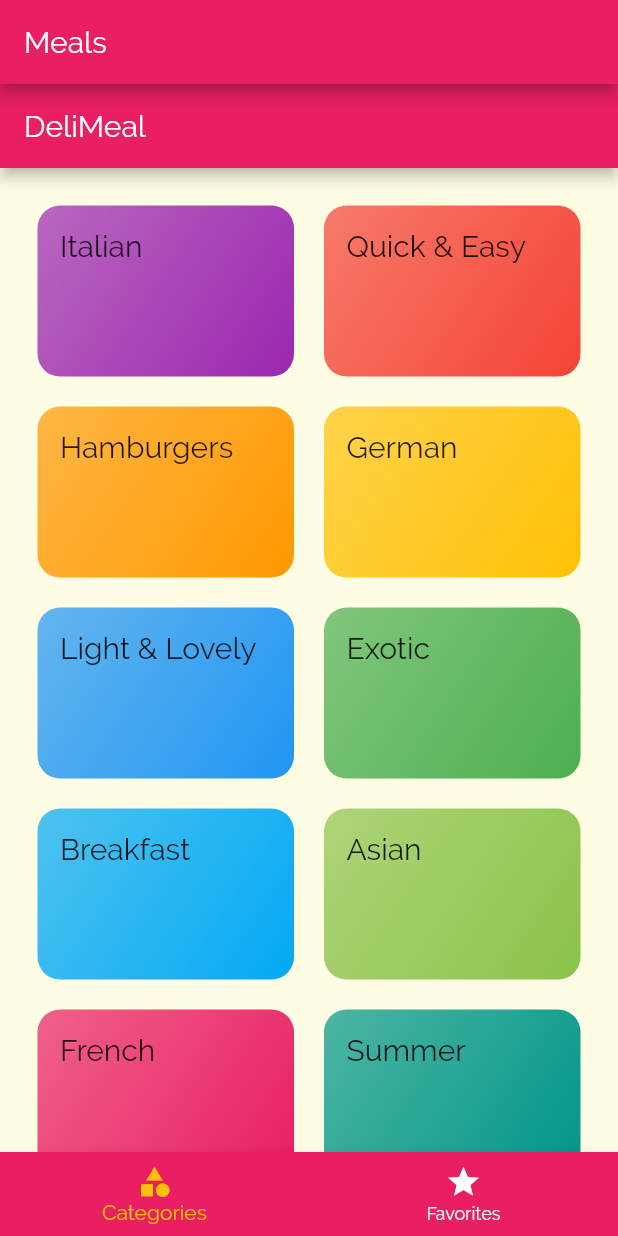
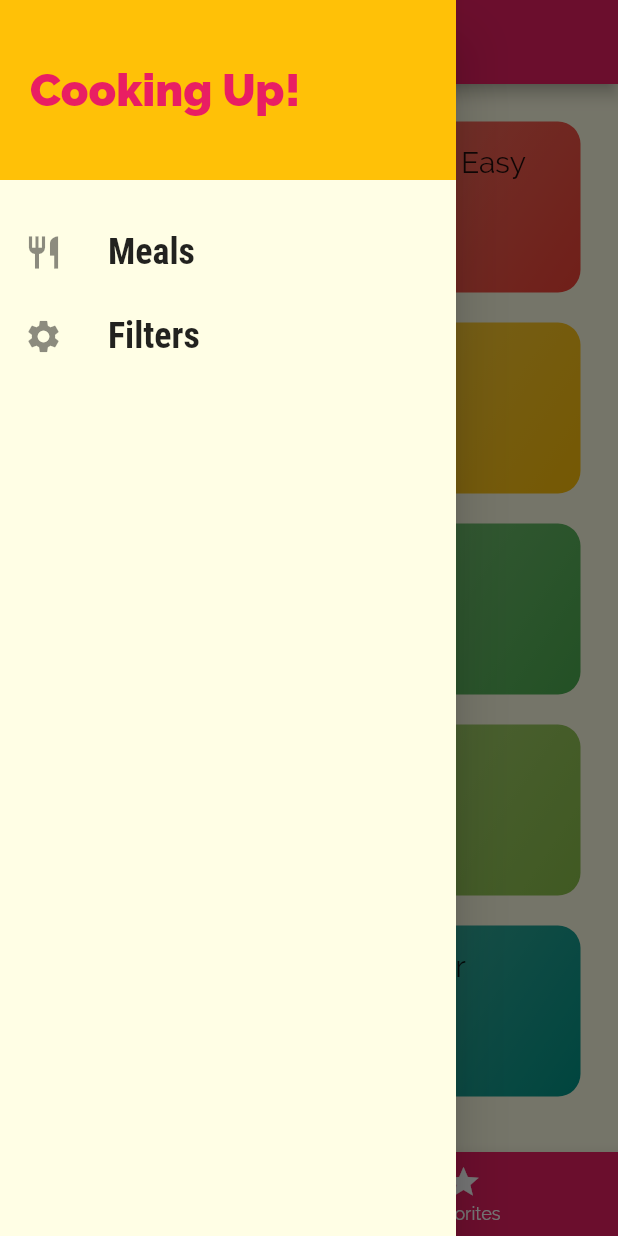
Before and after one commit to 5tigerjelly/learn_flutter_meal_app, a Flutter app: the screen it shows after launch, with the side drawer open (before the commit the screen has no drawer), on a phone screen of 412 x 824 dp. Run offline on Flutter 3.47's test engine with Material 2 defaults, Android fonts, the phone set to English and light mode, and no system bars.

Commit message:
added side drawer

```diff
--- a/lib/screens/categories_screen.dart
+++ b/lib/screens/categories_screen.dart
@@ -7,9 +7,9 @@ class CategoriesScreen extends StatelessWidget {
   @override
   Widget build(BuildContext context) {
     return Scaffold(
-      appBar: AppBar(
-        title: const Text('DeliMeal'),
-      ),
+      // appBar: AppBar(
+      //   title: const Text('DeliMeal'),
+      // ),
       body: GridView(
         padding: const EdgeInsets.all(25),
         children: DUMMY_CATEGORIES
--- a/lib/screens/tabs_screen.dart
+++ b/lib/screens/tabs_screen.dart
@@ -4,6 +4,7 @@ import 'package:flutter/src/widgets/placeholder.dart';
 import 'package:flutter/material.dart';
 import 'package:flutter_complete_guide/screens/categories_screen.dart';
 import 'package:flutter_complete_guide/screens/favorites_screen.dart';
+import 'package:flutter_complete_guide/widgets/main_drawer.dart';
 
 class TabScreen extends StatefulWidget {
   @override
@@ -11,9 +12,15 @@ class TabScreen extends StatefulWidget {
 }
 
 class _TabScreenState extends State<TabScreen> {
-  List<Widget> _pages = [
-    CategoriesScreen(),
-    FavoriteScreen(),
+  final List<Map<String, Object>> _pages = [
+    {
+      'page': CategoriesScreen(),
+      'title': 'Categories',
+    },
+    {
+      'page': FavoriteScreen(),
+      'title': 'Your Favorite',
+    },
   ];
   int _selectPageIndex = 0;
 
@@ -27,9 +34,10 @@ class _TabScreenState extends State<TabScreen> {
   Widget build(BuildContext context) {
     return Scaffold(
       appBar: AppBar(
-        title: Text('Meals'),
+        title: Text(_pages[_selectPageIndex]['title']),
       ),
-      body: _pages[_selectPageIndex],
+      drawer: MainDrawer(),
+      body: _pages[_selectPageIndex]['page'],
       bottomNavigationBar: BottomNavigationBar(
         onTap: _selectPage,
         backgroundColor: Theme.of(context).primaryColor,
@@ -38,10 +46,12 @@ class _TabScreenState extends State<TabScreen> {
         currentIndex: _selectPageIndex,
         items: [
           BottomNavigationBarItem(
+            backgroundColor: Theme.of(context).primaryColor,
             icon: Icon(Icons.category),
             label: 'Categories',
           ),
           BottomNavigationBarItem(
+            backgroundColor: Theme.of(context).primaryColor,
             icon: Icon(Icons.star),
             label: 'Favorites',
           ),
--- /dev/null
+++ b/lib/widgets/main_drawer.dart
@@ -0,0 +1,53 @@
+import 'package:flutter/src/foundation/key.dart';
+import 'package:flutter/src/widgets/framework.dart';
+import 'package:flutter/src/widgets/placeholder.dart';
+import 'package:flutter/material.dart';
+
+class MainDrawer extends StatelessWidget {
+  Widget buildListTile(String title, IconData icon) {
+    return ListTile(
+      leading: Icon(
+        icon,
+        size: 26,
+      ),
+      title: Text(
+        title,
+        style: TextStyle(
+            fontFamily: 'RobotoCondensed',
+            fontSize: 24,
+            fontWeight: FontWeight.bold),
+      ),
+      onTap: () {},
+    );
+  }
+
+  @override
+  Widget build(BuildContext context) {
+    return Drawer(
+      child: Column(
+        children: [
+          Container(
+            height: 120,
+            width: double.infinity,
+            padding: EdgeInsets.all(20),
+            alignment: Alignment.centerLeft,
+            color: Theme.of(context).accentColor,
+            child: Text(
+              'Cooking Up!',
+              style: TextStyle(
+                fontWeight: FontWeight.w900,
+                fontSize: 30,
+                color: Theme.of(context).primaryColor,
+              ),
+            ),
+          ),
+          SizedBox(
+            height: 20,
+          ),
+          buildListTile('Meals', Icons.restaurant),
+          buildListTile('Filters', Icons.settings),
+        ],
+      ),
+    );
+  }
+}
```
